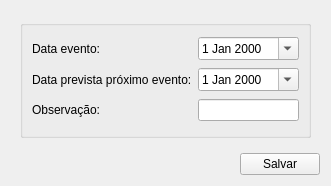
The window that ui/inputdialog.ui (darktorres/ERP-STACCATO) describes before a commit, drawn with Qt 5.
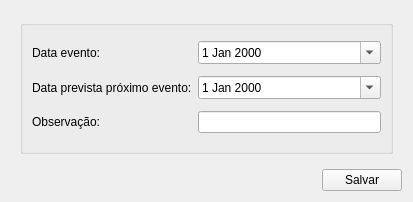
The same window after the commit.

```diff
--- a/ui/inputdialog.ui
+++ b/ui/inputdialog.ui
@@ -6,8 +6,8 @@
    <rect>
     <x>0</x>
     <y>0</y>
-    <width>331</width>
-    <height>186</height>
+    <width>413</width>
+    <height>202</height>
    </rect>
   </property>
   <property name="windowTitle">
```
